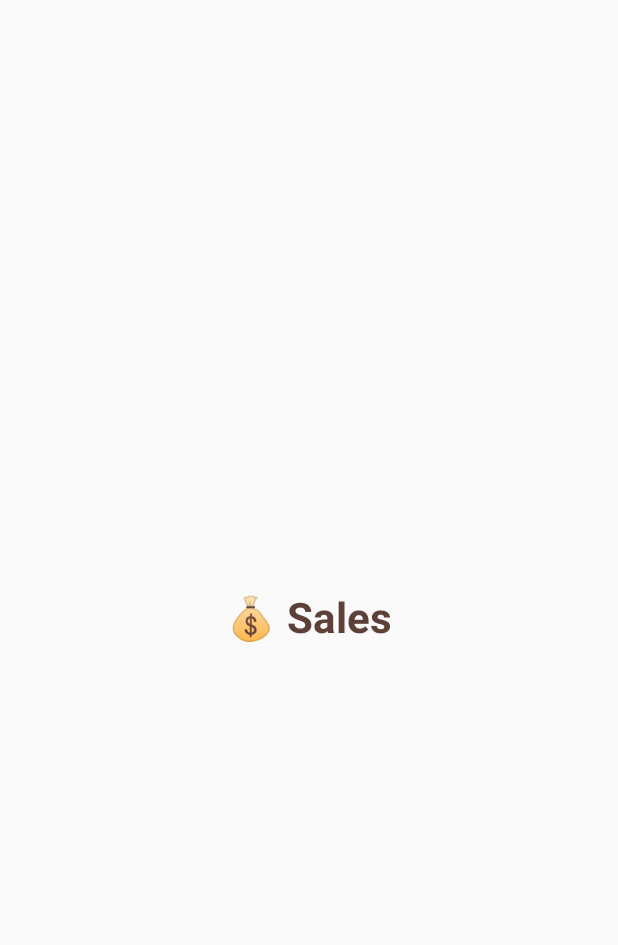
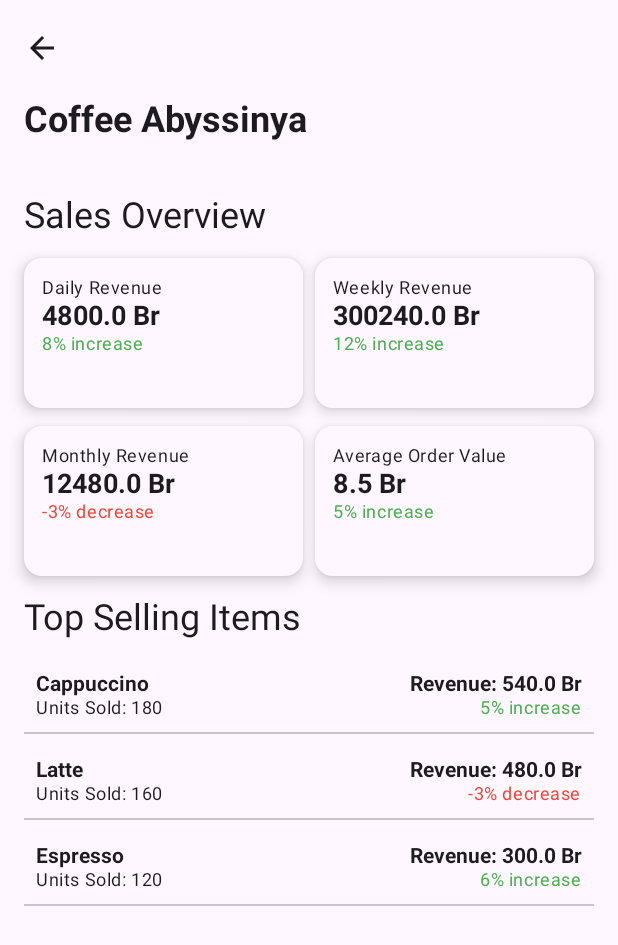
Before and after one commit to Feven777/Coffee-Shop-App, an Android app built with Jetpack Compose: the SalesScreen screen opened through its navigation route, on a phone screen of 412 x 824 dp. Shown: the top 945 px of the screen. Run offline under Robolectric (Android 15) with nearby library versions, the phone set to English and light mode, and no system bars.

Commit message:
updated commit

```diff
--- a/app/src/main/AndroidManifest.xml
+++ b/app/src/main/AndroidManifest.xml
@@ -2,6 +2,9 @@
 <manifest xmlns:android="http://schemas.android.com/apk/res/android"
     xmlns:tools="http://schemas.android.com/tools"
     package="com.example.shopApp">
+    <uses-permission android:name="android.permission.INTERNET"/>
+    <uses-permission android:name="android.permission.ACCESS_WIFI_STATE"/>
+
 
     <application
         android:allowBackup="true"
--- /dev/null
+++ b/app/src/main/java/com/example/shopapp/domain/entities/SalesData.kt
@@ -0,0 +1,20 @@
+package com.example.shopapp.domain.entities
+
+data class SalesData(
+    val dailyRevenue: Double,
+    val dailyRevenueTrend: Double,
+    val weeklyRevenue: Double,
+    val weeklyRevenueTrend: Double,
+    val monthlyRevenue: Double,
+    val monthlyRevenueTrend: Double,
+    val averageOrderValue: Double,
+    val averageOrderValueTrend: Double,
+    val topSellingItems: List<TopSellingItem>
+)
+
+data class TopSellingItem(
+    val productName: String,
+    val unitsSold: Int,
+    val revenue: Double,
+    val trend: Double
+)
--- a/app/src/main/java/com/example/shopapp/presentation/activities/DashboardScreen.kt
+++ b/app/src/main/java/com/example/shopapp/presentation/activities/DashboardScreen.kt
@@ -33,10 +33,9 @@ fun DashboardScreen(
     viewModel: DashboardViewModel = viewModel()
 ) {
     DashTheme {
-        Box(modifier = Modifier.fillMaxSize()) {
-            // Background image
+        Box(Modifier.fillMaxSize()) {
             Image(
-                painter = painterResource(id = R.drawable.background),
+                painter = painterResource(R.drawable.background),
                 contentDescription = null,
                 contentScale = ContentScale.Crop,
                 modifier = Modifier.fillMaxSize()
@@ -47,7 +46,7 @@ fun DashboardScreen(
                     TopAppBar(
                         title = {
                             Text(
-                                text = "☕ Coffee Abyssinia",
+                                "☕ Coffee Abyssinia",
                                 fontSize = 26.sp,
                                 fontWeight = FontWeight.Bold,
                                 color = Color(0xFF8D6E63),
@@ -55,15 +54,13 @@ fun DashboardScreen(
                                 textAlign = TextAlign.Center
                             )
                         },
-                        colors = TopAppBarDefaults.topAppBarColors(
-                            containerColor = Color.Transparent
-                        )
+                        colors = TopAppBarDefaults.topAppBarColors(containerColor = Color.Transparent)
                     )
                 },
                 containerColor = Color.Transparent
             ) { padding ->
                 Column(
-                    modifier = Modifier
+                    Modifier
                         .fillMaxSize()
                         .padding(padding),
                     horizontalAlignment = Alignment.CenterHorizontally
@@ -72,31 +69,31 @@ fun DashboardScreen(
                     AnimatedStatCard("💰 Today's Revenue", "$1,245.50")
                     AnimatedStatCard("🕒 Next Shift", "Today, 2:00 PM")
 
-                    Spacer(modifier = Modifier.height(20.dp))
+                    Spacer(Modifier.height(20.dp))
 
                     Row(
-                        modifier = Modifier
+                        Modifier
                             .fillMaxWidth()
                             .padding(horizontal = 12.dp),
                         horizontalArrangement = Arrangement.SpaceEvenly
                     ) {
                         AnimatedFooterButton(
-                            icon = painterResource(id = R.drawable.ic_inventory),
-                            label = "Inventory",
-                            onClick = { navController.navigate("inventory") },
-                            modifier = Modifier.weight(1f)
+                            painterResource(R.drawable.ic_inventory),
+                            "Inventory",
+                            { navController.navigate("inventory") },
+                            Modifier.weight(1f)
                         )
                         AnimatedFooterButton(
-                            icon = painterResource(id = R.drawable.ic_shift),
-                            label = "Shifts",
-                            onClick = { navController.navigate("shifts") },
-                            modifier = Modifier.weight(1f)
+                            painterResource(R.drawable.ic_shift),
+                            "Shifts",
+                            { navController.navigate("shifts") },
+                            Modifier.weight(1f)
                         )
                         AnimatedFooterButton(
-                            icon = painterResource(id = R.drawable.ic_sales),
-                            label = "Sales",
-                            onClick = { navController.navigate("sales") },
-                            modifier = Modifier.weight(1f)
+                            painterResource(R.drawable.ic_sales),
+                            "Sales",
+                            { navController.navigate("sales") },
+                            Modifier.weight(1f)
                         )
                     }
                 }
@@ -110,22 +107,22 @@ fun AnimatedStatCard(title: String, value: String) {
     Card(
         colors = CardDefaults.cardColors(containerColor = Color.White),
         shape = RoundedCornerShape(16.dp),
-        elevation = CardDefaults.cardElevation(defaultElevation = 6.dp),
+        elevation = CardDefaults.cardElevation(6.dp),
         modifier = Modifier
             .fillMaxWidth()
             .padding(horizontal = 20.dp, vertical = 8.dp)
             .height(100.dp)
     ) {
         Column(
-            modifier = Modifier
+            Modifier
                 .fillMaxSize()
                 .padding(16.dp),
             verticalArrangement = Arrangement.Center,
             horizontalAlignment = Alignment.CenterHorizontally
         ) {
-            Text(text = title, fontSize = 16.sp, fontWeight = FontWeight.SemiBold, color = Color.Black)
-            Spacer(modifier = Modifier.height(8.dp))
-            Text(text = value, fontSize = 22.sp, fontWeight = FontWeight.Bold, color = Color(0xFF6D4C41))
+            Text(title, fontSize = 16.sp, fontWeight = FontWeight.SemiBold, color = Color.Black)
+            Spacer(Modifier.height(8.dp))
+            Text(value, fontSize = 22.sp, fontWeight = FontWeight.Bold, color = Color(0xFF6D4C41))
         }
     }
 }
@@ -139,29 +136,22 @@ fun AnimatedFooterButton(
 ) {
     var pressed by remember { mutableStateOf(false) }
     val scale by animateFloatAsState(
-        targetValue = if (pressed) 1.1f else 1f,
-        animationSpec = tween(durationMillis = 200),
-        label = "buttonScale"
+        if (pressed) 1.1f else 1f,
+        tween(200)
     )
 
     Column(
         horizontalAlignment = Alignment.CenterHorizontally,
         modifier = modifier
             .padding(6.dp)
-            .graphicsLayer(
-                scaleX = scale,
-                scaleY = scale
-            )
+            .graphicsLayer { scaleX = scale; scaleY = scale }
             .pointerInput(Unit) {
                 detectTapGestures(
                     onPress = {
                         pressed = true
-                        try {
-                            awaitRelease()
-                        } finally {
-                            pressed = false
-                            onClick()
-                        }
+                        tryAwaitRelease()
+                        pressed = false
+                        onClick()
                     }
                 )
             }
@@ -174,18 +164,13 @@ fun AnimatedFooterButton(
             modifier = Modifier.fillMaxSize()
         ) {
             Column(
-                horizontalAlignment = Alignment.CenterHorizontally,
+                Modifier.fillMaxSize(),
                 verticalArrangement = Arrangement.Center,
-                modifier = Modifier.fillMaxSize()
+                horizontalAlignment = Alignment.CenterHorizontally
             ) {
-                Icon(
-                    painter = icon,
-                    contentDescription = label,
-                    tint = Color.White,
-                    modifier = Modifier.size(28.dp)
-                )
-                Spacer(modifier = Modifier.height(6.dp))
-                Text(text = label, color = Color.White, fontSize = 14.sp, fontWeight = FontWeight.Bold)
+                Icon(icon, label, tint = Color.White, modifier = Modifier.size(28.dp))
+                Spacer(Modifier.height(6.dp))
+                Text(label, color = Color.White, fontSize = 14.sp, fontWeight = FontWeight.Bold)
             }
         }
     }
--- a/app/src/main/java/com/example/shopapp/presentation/activities/MainActivity.kt
+++ b/app/src/main/java/com/example/shopapp/presentation/activities/MainActivity.kt
@@ -3,12 +3,12 @@ package com.example.shopapp.presentation.activities
 import android.os.Bundle
 import androidx.activity.ComponentActivity
 import androidx.activity.compose.setContent
-import androidx.compose.material3.MaterialTheme
 import androidx.compose.runtime.Composable
-import androidx.navigation.NavHostController
 import androidx.navigation.compose.NavHost
 import androidx.navigation.compose.composable
 import androidx.navigation.compose.rememberNavController
+import com.example.shopapp.domain.entities.SalesData
+import com.example.shopapp.domain.entities.TopSellingItem
 import com.example.shopapp.presentation.activities.DashboardScreen
 import com.example.shopapp.presentation.screens.InventoryScreen
 import com.example.shopapp.presentation.screens.ShiftsScreen
@@ -17,20 +17,40 @@ import com.example.shopapp.presentation.screens.SalesScreen
 class MainActivity : ComponentActivity() {
     override fun onCreate(savedInstanceState: Bundle?) {
         super.onCreate(savedInstanceState)
-        setContent {
-            ShopAppNavigation()
-        }
+        setContent { ShopAppNavigation() }
     }
 }
 
 @Composable
 fun ShopAppNavigation() {
-    val navController: NavHostController = rememberNavController()
+    val navController = rememberNavController()
 
-    NavHost(navController = navController, startDestination = "dashboard") {
-        composable("dashboard") { DashboardScreen(navController = navController) }
+    // sample SalesData inline
+    val sampleSalesData = SalesData(
+        dailyRevenue = 4800.0,
+        dailyRevenueTrend = 0.08,
+        weeklyRevenue = 300240.0,
+        weeklyRevenueTrend = 0.12,
+        monthlyRevenue = 12480.0,
+        monthlyRevenueTrend = -0.03,
+        averageOrderValue = 8.5,
+        averageOrderValueTrend = 0.05,
+        topSellingItems = listOf(
+            TopSellingItem("Cappuccino", unitsSold = 180, revenue = 540.0, trend = 0.05),
+            TopSellingItem("Latte", unitsSold = 160, revenue = 480.0, trend = -0.03),
+            TopSellingItem("Espresso", unitsSold = 120, revenue = 300.0, trend = 0.06),
+        )
+    )
+
+    NavHost(navController, startDestination = "dashboard") {
+        composable("dashboard") { DashboardScreen(navController) }
         composable("inventory") { InventoryScreen() }
-        composable("shifts") { ShiftsScreen() }
-        composable("sales") { SalesScreen() }
+        composable("shifts")    { ShiftsScreen() }
+        composable("sales")     {
+            SalesScreen(
+                salesData = sampleSalesData,
+                onNavigateBack = { navController.popBackStack() }
+            )
+        }
     }
 }
--- a/app/src/main/java/com/example/shopapp/presentation/screens/SalesScreen.kt
+++ b/app/src/main/java/com/example/shopapp/presentation/screens/SalesScreen.kt
@@ -1,28 +1,108 @@
 package com.example.shopapp.presentation.screens
 
 import androidx.compose.foundation.layout.*
-import androidx.compose.material3.Text
+import androidx.compose.foundation.lazy.LazyColumn
+import androidx.compose.foundation.lazy.items
+import androidx.compose.material.icons.Icons
+import androidx.compose.material.icons.filled.ArrowBack
+import androidx.compose.material3.*
 import androidx.compose.runtime.Composable
-import androidx.compose.ui.Alignment
 import androidx.compose.ui.Modifier
-import androidx.compose.ui.text.font.FontWeight
+import androidx.compose.ui.graphics.Color
 import androidx.compose.ui.unit.dp
 import androidx.compose.ui.unit.sp
-import androidx.compose.ui.graphics.Color
+import com.example.shopapp.domain.entities.SalesData
+import com.example.shopapp.domain.entities.TopSellingItem
+import androidx. compose. ui. text. font. FontWeight
+import androidx. compose. ui. Alignment
+@OptIn(ExperimentalMaterial3Api::class)
+@Composable
+fun SalesScreen(
+    salesData: SalesData,
+    onNavigateBack: () -> Unit
+) {
+    Scaffold(
+        topBar = {
+            MediumTopAppBar(
+                title = { Text("Coffee Abyssinya", fontWeight = FontWeight.Bold) },
+                navigationIcon = {
+                    IconButton(onClick = onNavigateBack) {
+                        Icon(Icons.Filled.ArrowBack, contentDescription = "Back")
+                    }
+                }
+            )
+        }
+    ) { padding ->
+        Column(
+            Modifier
+                .fillMaxSize()
+                .padding(padding)
+                .padding(16.dp),
+            verticalArrangement = Arrangement.spacedBy(12.dp)
+        ) {
+            Text("Sales Overview", style = MaterialTheme.typography.headlineSmall)
+
+            // Revenue cards
+            Row(Modifier.fillMaxWidth(), horizontalArrangement = Arrangement.spacedBy(8.dp)) {
+                RevenueCard("Daily Revenue", salesData.dailyRevenue, salesData.dailyRevenueTrend, Modifier.weight(1f))
+                RevenueCard("Weekly Revenue", salesData.weeklyRevenue, salesData.weeklyRevenueTrend, Modifier.weight(1f))
+            }
+            Row(Modifier.fillMaxWidth(), horizontalArrangement = Arrangement.spacedBy(8.dp)) {
+                RevenueCard("Monthly Revenue", salesData.monthlyRevenue, salesData.monthlyRevenueTrend, Modifier.weight(1f))
+                RevenueCard("Average Order Value", salesData.averageOrderValue, salesData.averageOrderValueTrend, Modifier.weight(1f))
+            }
+
+            Text("Top Selling Items", style = MaterialTheme.typography.headlineSmall)
+            LazyColumn(verticalArrangement = Arrangement.spacedBy(8.dp)) {
+                items(salesData.topSellingItems) { item ->
+                    TopSellingItemRow(item)
+                    Divider()
+                }
+            }
+        }
+    }
+}
 
 @Composable
-fun SalesScreen() {
-    Box(
-        modifier = Modifier
-            .fillMaxSize()
-            .padding(24.dp),
-        contentAlignment = Alignment.Center
+fun RevenueCard(
+    label: String,
+    amount: Double,
+    trend: Double,
+    modifier: Modifier
+) = Card(
+    modifier = modifier.height(100.dp),
+    colors = CardDefaults.cardColors(containerColor = MaterialTheme.colorScheme.surface),
+    elevation = CardDefaults.cardElevation(6.dp)
+) {
+    Column(
+        Modifier.padding(12.dp),
+        verticalArrangement = Arrangement.Center
     ) {
+        Text(label, style = MaterialTheme.typography.bodySmall)
+        Text("${amount} Br", fontSize = 18.sp, fontWeight = FontWeight.Bold)
         Text(
-            text = "💰 Sales",
-            fontSize = 28.sp,
-            fontWeight = FontWeight.Bold,
-            color = Color(0xFF5D4037)
+            "${(trend * 100).toInt()}% ${if (trend >= 0) "increase" else "decrease"}",
+            color = if (trend >= 0) Color(0xFF4CAF50) else Color(0xFFF44336),
+            style = MaterialTheme.typography.bodySmall
         )
     }
 }
+
+@Composable
+fun TopSellingItemRow(item: TopSellingItem) = Row(
+    Modifier.fillMaxWidth().padding(8.dp),
+    horizontalArrangement = Arrangement.SpaceBetween
+) {
+    Column {
+        Text(item.productName, fontWeight = FontWeight.Bold)
+        Text("Units Sold: ${item.unitsSold}", style = MaterialTheme.typography.bodySmall)
+    }
+    Column(horizontalAlignment = Alignment.End) {
+        Text("Revenue: ${item.revenue} Br", fontWeight = FontWeight.Bold)
+        Text(
+            "${(item.trend*100).toInt()}% ${if (item.trend>=0) "increase" else "decrease"}",
+            color = if (item.trend>=0) Color(0xFF4CAF50) else Color(0xFFF44336),
+            style = MaterialTheme.typography.bodySmall
+        )
+    }
+}
```
Also changed, not shown: app/src/main/java/com/example/shopapp/application/usecases/GetSalesDataUseCase.kt (added, +11 -0 lines), app/src/main/java/com/example/shopapp/infrasturacture/datasources/SalesApi.kt (added, +27 -0 lines), app/src/main/java/com/example/shopapp/infrasturacture/repositories/SalesRepository.kt (added, +8 -0 lines), app/src/main/java/com/example/shopapp/infrasturacture/repositories/SalesRepositoryImpl.kt (added, +13 -0 lines), app/src/main/java/com/example/shopapp/presentation/theme/CoffeeTheme.kt (added, +98 -0 lines), app/src/main/java/com/example/shopapp/presentation/viewmodels/SalesViewModel.kt (added, +32 -0 lines).
